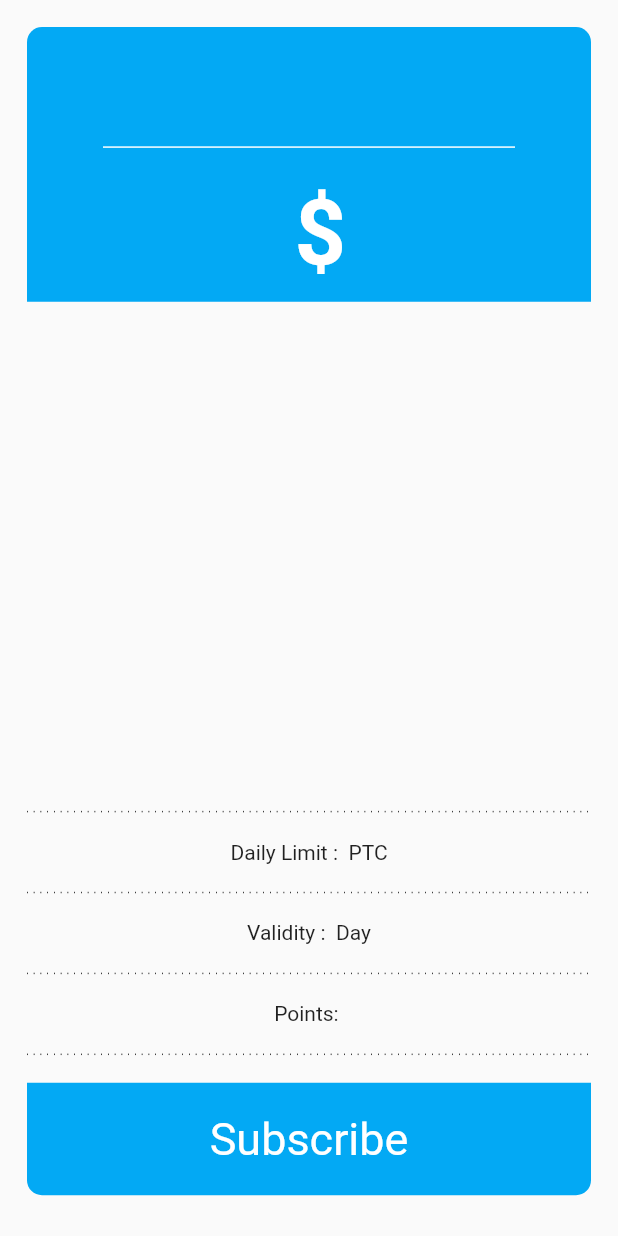
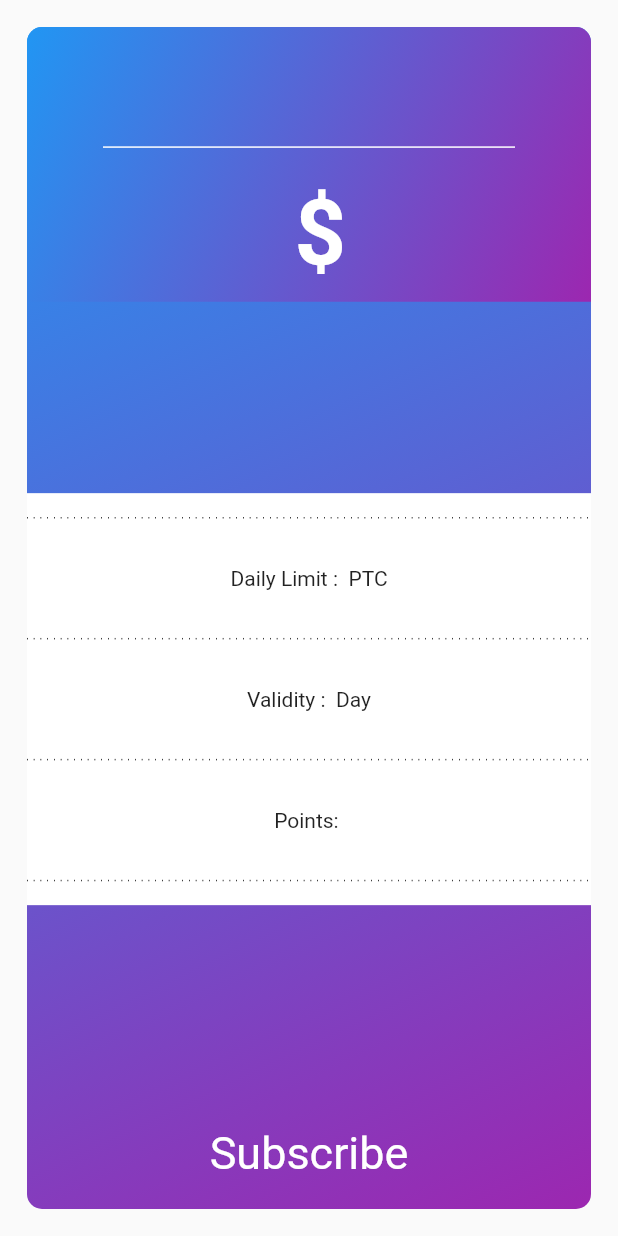
Before and after one commit to mudassir060/CashFolw, a Flutter app: the Card widget shown alone on an empty page, opened directly with empty values, on a phone screen of 412 x 824 dp. Run offline on Flutter 3.47's test engine with Material 2 defaults, Android fonts, the phone set to English and light mode, and no system bars; drawn by our look-alikes of dotted_line; our stand-ins replace cloud_firestore, firebase_auth, firebase_core, image_picker, percent_indicator, webview_flutter; missing offline and left inert: email_auth; accounts and stored records are empty.

Commit message:
Theme Set

```diff
--- a/lib/Pages/Publisher/Plan.dart
+++ b/lib/Pages/Publisher/Plan.dart
@@ -159,6 +159,24 @@ class _CardState extends State<Card> {
     var vhight = MediaQuery.of(context).size.height;
     return Padding(
       padding: const EdgeInsets.all(18.0),
+      child: Container(
+          decoration: const BoxDecoration(
+                       gradient: LinearGradient(
+                      begin: Alignment.topLeft,
+                      end: Alignment.bottomRight,
+                      colors: [
+                        Colors.blue,
+                        Colors.purple,
+                      ],
+                    ),
+                    // color: Colors.lightBlue,
+                    borderRadius: BorderRadius.only(
+                      topLeft: Radius.circular(10),
+                      topRight: Radius.circular(10),
+                      bottomLeft: Radius.circular(10),
+                      bottomRight: Radius.circular(10),
+                    ),
+                  ),
         child: Column(
           crossAxisAlignment: CrossAxisAlignment.center,
           mainAxisAlignment: MainAxisAlignment.spaceBetween,
@@ -169,7 +187,15 @@ class _CardState extends State<Card> {
                   height: vhight / 4.5,
                   width: vwidth - 30,
                   decoration: const BoxDecoration(
-                  color: Colors.lightBlue,
+                       gradient: LinearGradient(
+                      begin: Alignment.topLeft,
+                      end: Alignment.bottomRight,
+                      colors: [
+                        Colors.blue,
+                        Colors.purple,
+                      ],
+                    ),
+                    // color: Colors.lightBlue,
                     borderRadius: BorderRadius.only(
                       topLeft: Radius.circular(10),
                       topRight: Radius.circular(10),
@@ -218,6 +244,7 @@ class _CardState extends State<Card> {
             ),
             Container(
               height: vhight / 3,
+              color: Colors.white,
               child: Column(
                 crossAxisAlignment: CrossAxisAlignment.center,
                 mainAxisAlignment: MainAxisAlignment.spaceAround,
@@ -230,6 +257,9 @@ class _CardState extends State<Card> {
                   _Line,
                   Text("Points: ${widget.No}"),
                   _Line,
+                ],
+              ),
+            ),
                InkWell(
                     onTap: () async {
                       FirebaseFirestore firestore = FirebaseFirestore.instance;
@@ -275,7 +305,7 @@ class _CardState extends State<Card> {
                         ),
                       ),
                       decoration: const BoxDecoration(
-                      color: Colors.lightBlue,
+                        // color: Colors.lightBlue,
                         borderRadius: BorderRadius.only(
                           bottomLeft: Radius.circular(10),
                           bottomRight: Radius.circular(10),
@@ -283,10 +313,9 @@ class _CardState extends State<Card> {
                       ),
                     ),
                   )
+
           ],
         ),
-          ),
-        ],
       ),
     );
   }
--- a/lib/Pages/SplashScreen.dart
+++ b/lib/Pages/SplashScreen.dart
@@ -42,7 +42,7 @@ class _SplashScreenState extends State<SplashScreen> {
           // ignore: avoid_unnecessary_containers
           Container(
               child: const Text(
-            "Cash Flow Click Is Loading",
+            "Cash Flow Is Loading",
             style: TextStyle(
               fontSize: 12.0,
               color: Colors.black,
--- a/lib/Pages/Viewer/Withdraw.dart
+++ b/lib/Pages/Viewer/Withdraw.dart
@@ -63,7 +63,7 @@ class _WithdrawState extends State<Withdraw> {
                   style: TextStyle(
                       fontSize: 25,
                       fontWeight: FontWeight.bold,
-                      color: Colors.red),
+                      ),
                 ),
                 _space,
                 Container(
@@ -76,7 +76,7 @@ class _WithdrawState extends State<Withdraw> {
                           const Text(
                             "Get Your Fund To your account",
                             style: TextStyle(
-                                fontSize: 15, fontWeight: FontWeight.bold),
+                                fontSize: 15, fontWeight: FontWeight.bold,color: Colors.white),
                           ),
                           _space,
                           Column(
```
Also changed, not shown: lib/Pages/Share.dart (added, +57 -0 lines), lib/Pages/Viewer/InviteFriend.dart (+13 -10 lines). Lines whose indentation alone changed are shown as unchanged.
